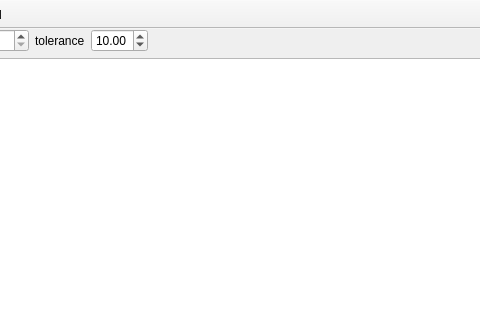
Before: the Qt Designer form source/Nuclei.ui in martukas/nuclei, drawn with Qt 5; both pictures show x 428 to 908 and y 0 to 320 of the 1200 by 884 pixel window.
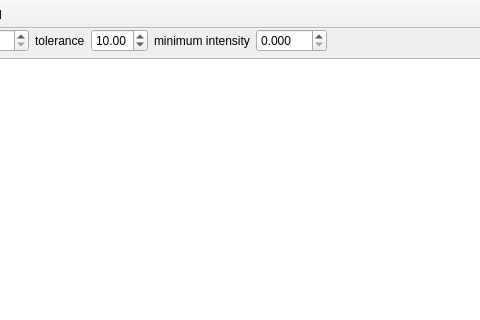
After: the same form once the commit is applied. Icons and pictures are not drawn. Custom widgets are drawn as their Qt base class.

What changed in the file:
```diff
--- a/source/Nuclei.ui
+++ b/source/Nuclei.ui
@@ -88,6 +88,41 @@
         </property>
        </widget>
       </item>
+      <item>
+       <widget class="QLabel" name="label_3">
+        <property name="sizePolicy">
+         <sizepolicy hsizetype="Maximum" vsizetype="Preferred">
+          <horstretch>0</horstretch>
+          <verstretch>0</verstretch>
+         </sizepolicy>
+        </property>
+        <property name="text">
+         <string>minimum intensity</string>
+        </property>
+       </widget>
+      </item>
+      <item>
+       <widget class="QDoubleSpinBox" name="doubleMinIntensity">
+        <property name="sizePolicy">
+         <sizepolicy hsizetype="Maximum" vsizetype="Fixed">
+          <horstretch>0</horstretch>
+          <verstretch>0</verstretch>
+         </sizepolicy>
+        </property>
+        <property name="decimals">
+         <number>3</number>
+        </property>
+        <property name="maximum">
+         <double>100.000000000000000</double>
+        </property>
+        <property name="singleStep">
+         <double>0.050000000000000</double>
+        </property>
+        <property name="value">
+         <double>0.000000000000000</double>
+        </property>
+       </widget>
+      </item>
       <item>
        <widget class="QLabel" name="label_2">
         <property name="text">
```
